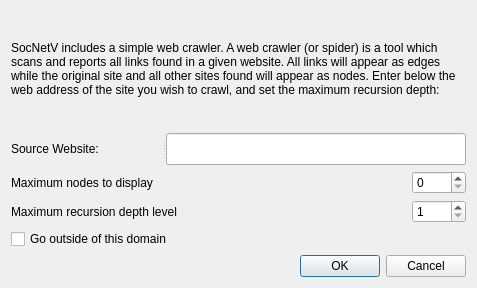
The window that src/forms/webcrawlerdialog.ui (socnetv/app) describes before a commit, drawn with Qt 5.
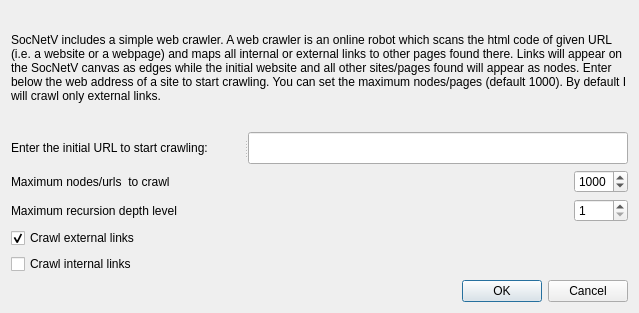
The same window after the commit.

Diff of the .ui file:
```diff
--- a/src/forms/webcrawlerdialog.ui
+++ b/src/forms/webcrawlerdialog.ui
@@ -6,8 +6,8 @@
    <rect>
     <x>0</x>
     <y>0</y>
-    <width>477</width>
-    <height>288</height>
+    <width>639</width>
+    <height>313</height>
    </rect>
   </property>
   <property name="minimumSize">
@@ -21,10 +21,17 @@
   </property>
   <layout class="QGridLayout" name="gridLayout_2">
    <item row="0" column="0">
-    <widget class="QLabel" name="label_2">
+    <widget class="QLabel" name="description">
+     <property name="sizePolicy">
+      <sizepolicy hsizetype="Preferred" vsizetype="Preferred">
+       <horstretch>0</horstretch>
+       <verstretch>0</verstretch>
+      </sizepolicy>
+     </property>
      <property name="text">
-      <string>SocNetV includes a simple web crawler. A web crawler (or spider) is a tool which scans and reports all links found in a given website. All links will appear as edges while the original site and all other sites found will appear as nodes. 
- Enter below the web address of the site you wish to crawl, and set the maximum recursion depth:</string>
+      <string>SocNetV includes a simple web crawler.  
+A web crawler is an online robot which scans the html code of given URL  (i.e. a website or a webpage) and maps all internal or external links to other pages found there. Links will appear on the SocNetV canvas as edges while the initial website and all other sites/pages found will appear as nodes. 
+ Enter below the web address of  a site to start crawling. You can set the maximum nodes/pages (default 1000). By default I will crawl only external links.</string>
      </property>
      <property name="textFormat">
       <enum>Qt::RichText</enum>
@@ -34,7 +41,36 @@
      </property>
     </widget>
    </item>
-   <item row="3" column="0">
+   <item row="1" column="0">
+    <widget class="QSplitter" name="splitter">
+     <property name="orientation">
+      <enum>Qt::Horizontal</enum>
+     </property>
+     <widget class="QLabel" name="label">
+      <property name="text">
+       <string>Enter the initial URL to start crawling:</string>
+      </property>
+     </widget>
+     <widget class="QLineEdit" name="seedUrlEdit">
+      <property name="minimumSize">
+       <size>
+        <width>380</width>
+        <height>32</height>
+       </size>
+      </property>
+      <property name="maximumSize">
+       <size>
+        <width>16777215</width>
+        <height>32</height>
+       </size>
+      </property>
+      <property name="toolTip">
+       <string>&lt;html&gt;&lt;head/&gt;&lt;body&gt;&lt;p&gt;Enter the initial url/domain to start crawling from, i.e. http://www.iefimerida.gr  &lt;/p&gt;&lt;p&gt;You may omit http:// if you want. &lt;/p&gt;&lt;/body&gt;&lt;/html&gt;</string>
+      </property>
+     </widget>
+    </widget>
+   </item>
+   <item row="2" column="0">
     <layout class="QGridLayout" name="gridLayout">
      <item row="0" column="1">
       <spacer name="horizontalSpacer">
@@ -102,7 +138,7 @@
         </size>
        </property>
        <property name="text">
-        <string>Maximum nodes to display</string>
+        <string>Maximum nodes/urls  to crawl</string>
        </property>
       </widget>
      </item>
@@ -133,21 +169,64 @@
         <number>9999</number>
        </property>
        <property name="value">
-        <number>0</number>
+        <number>1000</number>
        </property>
       </widget>
      </item>
     </layout>
    </item>
+   <item row="3" column="0">
+    <widget class="QCheckBox" name="extLinksCheckBox">
+     <property name="minimumSize">
+      <size>
+       <width>13</width>
+       <height>0</height>
+      </size>
+     </property>
+     <property name="focusPolicy">
+      <enum>Qt::TabFocus</enum>
+     </property>
+     <property name="toolTip">
+      <string>&lt;html&gt;&lt;head/&gt;&lt;body&gt;&lt;p&gt;If enabled, the crawler will map &lt;span style=&quot; font-weight:600;&quot;&gt;external links&lt;/span&gt;. For instance, if you start crawling from www.iefimerida.gr and we find there a link to another domain, i.e. www.linuxinsider.gr, then we will go outside of iefimerida.gr and crawl linuxinsider.gr too. &lt;/p&gt;&lt;p&gt;&lt;br/&gt;&lt;/p&gt;&lt;p&gt;If you don't want to crawl external links, disable this option. &lt;/p&gt;&lt;/body&gt;&lt;/html&gt;</string>
+     </property>
+     <property name="layoutDirection">
+      <enum>Qt::LeftToRight</enum>
+     </property>
+     <property name="text">
+      <string>Crawl external links</string>
+     </property>
+     <property name="checked">
+      <bool>true</bool>
+     </property>
+     <property name="tristate">
+      <bool>false</bool>
+     </property>
+    </widget>
+   </item>
    <item row="4" column="0">
-    <widget class="QCheckBox" name="goOutCheckBox">
+    <widget class="QCheckBox" name="intLinksCheckBox">
+     <property name="focusPolicy">
+      <enum>Qt::TabFocus</enum>
+     </property>
+     <property name="toolTip">
+      <string>&lt;html&gt;&lt;head/&gt;&lt;body&gt;&lt;p&gt;If enabled the crawler will scan and map &lt;span style=&quot; font-weight:600;&quot;&gt;internal links &lt;/span&gt;as well (i.e. pages within the initial website).&lt;/p&gt;&lt;p&gt; If you do not want to crawl internal links disable this option. Default is not to crawl internal links.&lt;/p&gt;&lt;/body&gt;&lt;/html&gt;</string>
+     </property>
+     <property name="layoutDirection">
+      <enum>Qt::LeftToRight</enum>
+     </property>
      <property name="text">
-      <string>Go outside of this domain</string>
+      <string>Crawl internal links</string>
+     </property>
+     <property name="checked">
+      <bool>false</bool>
      </property>
     </widget>
    </item>
    <item row="5" column="0">
     <widget class="QDialogButtonBox" name="buttonBox">
+     <property name="enabled">
+      <bool>true</bool>
+     </property>
      <property name="orientation">
       <enum>Qt::Horizontal</enum>
      </property>
@@ -156,32 +235,6 @@
      </property>
     </widget>
    </item>
-   <item row="2" column="0">
-    <widget class="QSplitter" name="splitter">
-     <property name="orientation">
-      <enum>Qt::Horizontal</enum>
-     </property>
-     <widget class="QLabel" name="label">
-      <property name="text">
-       <string>Source Website:</string>
-      </property>
-     </widget>
-     <widget class="QLineEdit" name="websiteLineEdit">
-      <property name="minimumSize">
-       <size>
-        <width>300</width>
-        <height>32</height>
-       </size>
-      </property>
-      <property name="maximumSize">
-       <size>
-        <width>16777215</width>
-        <height>32</height>
-       </size>
-      </property>
-     </widget>
-    </widget>
-   </item>
   </layout>
  </widget>
  <resources/>
```
